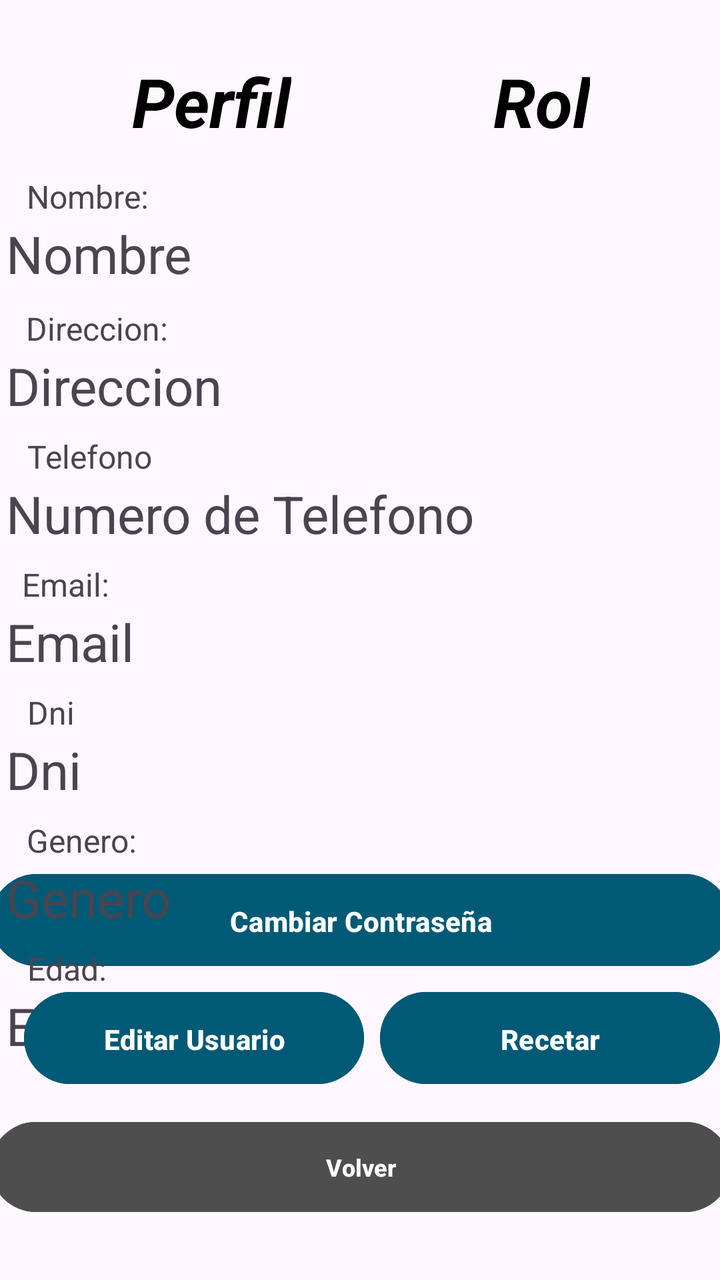
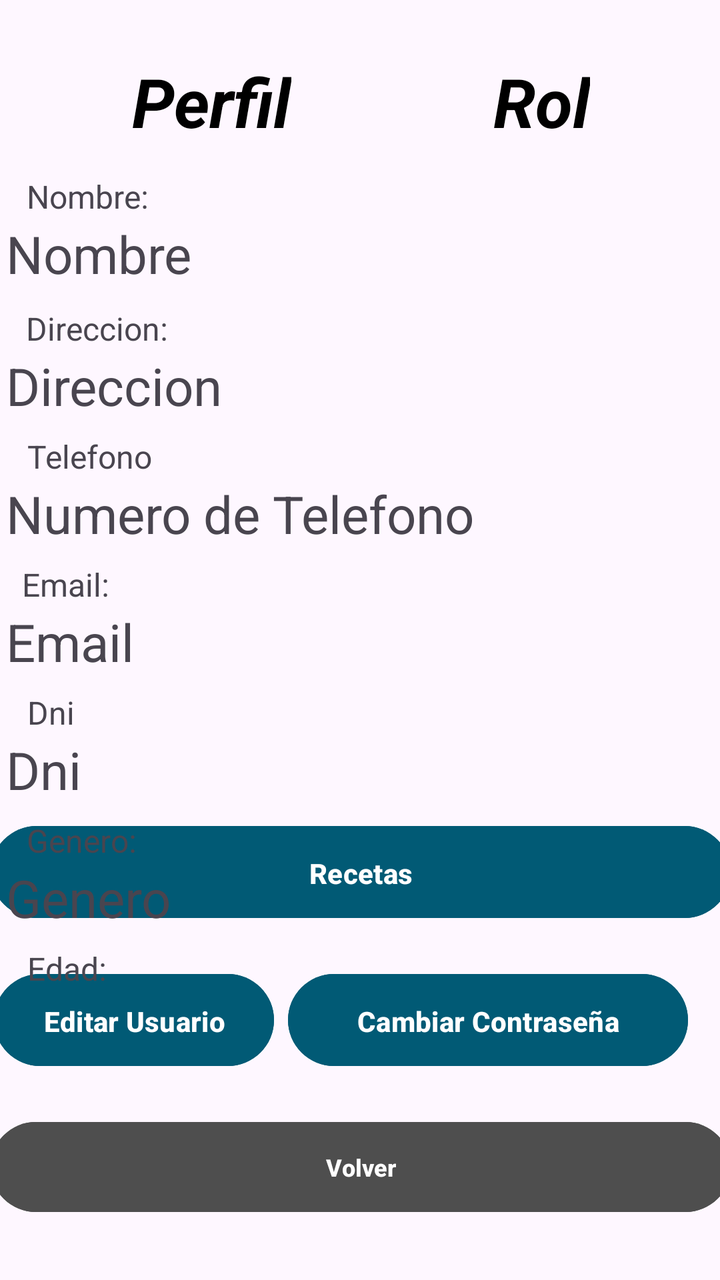

Before-and-after screenshots of an Android layout around one commit, followed by the original layout XML and the change that was made.
<!-- AndroidManifest.xml: application theme Theme.MobilesVC -->
<!-- res/layout/user_view.xml -->
<?xml version="1.0" encoding="utf-8"?>
<androidx.constraintlayout.widget.ConstraintLayout xmlns:android="http://schemas.android.com/apk/res/android"
    xmlns:app="http://schemas.android.com/apk/res-auto"
    xmlns:tools="http://schemas.android.com/tools"
    android:layout_width="match_parent"
    android:layout_height="match_parent">

    <androidx.constraintlayout.widget.ConstraintLayout
        android:layout_width="match_parent"
        android:layout_height="match_parent"
        tools:layout_editor_absoluteX="-40dp"
        tools:layout_editor_absoluteY="0dp">

        <Button
            android:id="@+id/vToEditPass"
            android:layout_width="370dp"
            android:layout_height="54dp"
            android:layout_marginBottom="70dp"
            android:backgroundTint="#015A75"
            android:paddingVertical="14dp"
            android:text="Cambiar Contraseña"
            android:textStyle="bold"
            app:layout_constraintBottom_toTopOf="@+id/vVolverPerfil"
            app:layout_constraintEnd_toEndOf="parent"
            app:layout_constraintStart_toStartOf="parent" />

        <TextView
            android:id="@+id/textView70"
            android:layout_width="wrap_content"
            android:layout_height="wrap_content"
            android:layout_marginTop="28dp"
            android:layout_marginEnd="35dp"
            android:fontFamily="sans-serif"
            android:text="Perfil"
            android:textColor="#000000"
            android:textSize="34sp"
            android:textStyle="bold|italic"
            app:layout_constraintEnd_toStartOf="@+id/textRol"
            app:layout_constraintStart_toStartOf="parent"
            app:layout_constraintTop_toTopOf="parent"
            tools:textSize="26sp" />

        <TextView
            android:id="@+id/vEdad"
            android:layout_width="364dp"
            android:layout_height="50dp"
            android:layout_marginStart="10dp"
            android:layout_marginTop="14dp"
            android:text="Edad"
            android:textSize="26sp"
            app:layout_constraintEnd_toEndOf="parent"
            app:layout_constraintHorizontal_bias="0.5"
            app:layout_constraintStart_toStartOf="parent"
            app:layout_constraintTop_toBottomOf="@+id/vGenero" />

        <TextView
            android:id="@+id/vGenero"
            android:layout_width="364dp"
            android:layout_height="50dp"
            android:layout_marginStart="10dp"
            android:layout_marginTop="14dp"
            android:text="Genero"
            android:textSize="26sp"
            app:layout_constraintEnd_toEndOf="parent"
            app:layout_constraintHorizontal_bias="0.50"
            app:layout_constraintStart_toStartOf="parent"
            app:layout_constraintTop_toBottomOf="@+id/vDni" />

        <TextView
            android:id="@+id/vDni"
            android:layout_width="364dp"
            android:layout_height="50dp"
            android:layout_marginStart="10dp"
            android:layout_marginTop="14dp"
            android:text="Dni"
            android:textSize="26sp"
            app:layout_constraintEnd_toEndOf="parent"
            app:layout_constraintHorizontal_bias="0.50"
            app:layout_constraintStart_toStartOf="parent"
            app:layout_constraintTop_toBottomOf="@+id/vEmail" />

        <TextView
            android:id="@+id/vEmail"
            android:layout_width="364dp"
            android:layout_height="50dp"
            android:layout_marginStart="10dp"
            android:layout_marginTop="14dp"
            android:text="Email"
            android:textSize="26sp"
            app:layout_constraintEnd_toEndOf="parent"
            app:layout_constraintHorizontal_bias="0.50"
            app:layout_constraintStart_toStartOf="parent"
            app:layout_constraintTop_toBottomOf="@+id/vTelefono" />

        <TextView
            android:id="@+id/vTelefono"
            android:layout_width="364dp"
            android:layout_height="50dp"
            android:layout_marginStart="10dp"
            android:layout_marginTop="14dp"
            android:text="Numero de Telefono"
            android:textSize="26sp"
            app:layout_constraintEnd_toEndOf="parent"
            app:layout_constraintHorizontal_bias="0.50"
            app:layout_constraintStart_toStartOf="parent"
            app:layout_constraintTop_toBottomOf="@+id/vDireccion" />

        <TextView
            android:id="@+id/vDireccion"
            android:layout_width="364dp"
            android:layout_height="50dp"
            android:layout_marginStart="10dp"
            android:layout_marginTop="16dp"
            android:text="Direccion"
            android:textSize="26sp"
            app:layout_constraintEnd_toEndOf="parent"
            app:layout_constraintHorizontal_bias="0.50"
            app:layout_constraintStart_toStartOf="parent"
            app:layout_constraintTop_toBottomOf="@+id/vNombre" />

        <Button
            android:id="@+id/vRecetar"
            android:layout_width="170dp"
            android:layout_height="54dp"
            android:layout_marginStart="20dp"
            android:layout_marginEnd="12dp"
            android:layout_marginBottom="11dp"
            android:backgroundTint="#015A75"
            android:paddingVertical="14dp"
            android:text="Recetar"
            android:textStyle="bold"
            app:layout_constraintBottom_toTopOf="@+id/vVolverPerfil"
            app:layout_constraintEnd_toEndOf="parent"
            app:layout_constraintStart_toEndOf="@+id/vToEditUsuario" />

        <Button
            android:id="@+id/vToEditUsuario"
            android:layout_width="170dp"
            android:layout_height="54dp"
            android:layout_marginStart="12dp"
            android:layout_marginBottom="11dp"
            android:backgroundTint="#015A75"
            android:paddingVertical="14dp"
            android:text="Editar Usuario"
            android:textStyle="bold"
            app:layout_constraintBottom_toTopOf="@+id/vVolverPerfil"
            app:layout_constraintStart_toStartOf="parent" />

        <TextView
            android:id="@+id/textRol"
            android:layout_width="wrap_content"
            android:layout_height="wrap_content"
            android:layout_marginTop="28dp"
            android:layout_marginEnd="65dp"
            android:fontFamily="sans-serif"
            android:text="Rol"
            android:textColor="#000000"
            android:textSize="34sp"
            android:textStyle="bold|italic"
            app:layout_constraintEnd_toEndOf="parent"
            app:layout_constraintTop_toTopOf="parent"
            tools:textSize="26sp" />

        <Button
            android:id="@+id/vVolverPerfil"
            android:layout_width="370dp"
            android:layout_height="53dp"
            android:layout_marginHorizontal="24dp"
            android:layout_marginStart="13dp"
            android:layout_marginEnd="13dp"
            android:layout_marginBottom="30dp"
            android:backgroundTint="#4E4E4E"
            android:paddingVertical="10dp"
            android:text="Volver"
            android:textSize="12sp"
            android:textStyle="bold"
            android:visibility="visible"
            app:layout_constraintBottom_toBottomOf="parent"
            app:layout_constraintEnd_toEndOf="parent"
            app:layout_constraintStart_toStartOf="parent" />

        <TextView
            android:id="@+id/vNombre"
            android:layout_width="364dp"
            android:layout_height="50dp"
            android:layout_marginStart="10dp"
            android:layout_marginTop="36dp"
            android:text="Nombre"
            android:textSize="26sp"
            app:layout_constraintEnd_toEndOf="parent"
            app:layout_constraintStart_toStartOf="parent"
            app:layout_constraintTop_toBottomOf="@+id/textRol" />

        <TextView
            android:id="@+id/textView14"
            android:layout_width="65dp"
            android:layout_height="22dp"
            android:text="Nombre:"
            android:textSize="16sp"
            app:layout_constraintBottom_toTopOf="@+id/vNombre"
            app:layout_constraintEnd_toEndOf="parent"
            app:layout_constraintHorizontal_bias="0.045"
            app:layout_constraintStart_toStartOf="parent"
            app:layout_constraintTop_toTopOf="parent"
            app:layout_constraintVertical_bias="1.0" />

        <TextView
            android:id="@+id/textView16"
            android:layout_width="75dp"
            android:layout_height="22dp"
            android:text="Direccion:"
            android:textSize="16sp"
            app:layout_constraintBottom_toTopOf="@+id/vDireccion"
            app:layout_constraintEnd_toEndOf="parent"
            app:layout_constraintHorizontal_bias="0.046"
            app:layout_constraintStart_toStartOf="parent"
            app:layout_constraintTop_toTopOf="parent"
            app:layout_constraintVertical_bias="1.0" />

        <TextView
            android:id="@+id/textView17"
            android:layout_width="66dp"
            android:layout_height="22dp"
            android:text="Telefono:"
            android:textSize="16sp"
            app:layout_constraintBottom_toTopOf="@+id/vTelefono"
            app:layout_constraintEnd_toEndOf="parent"
            app:layout_constraintHorizontal_bias="0.046"
            app:layout_constraintStart_toStartOf="parent"
            app:layout_constraintTop_toTopOf="parent"
            app:layout_constraintVertical_bias="1.0" />

        <TextView
            android:id="@+id/textView18"
            android:layout_width="50dp"
            android:layout_height="22dp"
            android:text="Email:"
            android:textSize="16sp"
            app:layout_constraintBottom_toTopOf="@+id/vEmail"
            app:layout_constraintEnd_toEndOf="parent"
            app:layout_constraintHorizontal_bias="0.036"
            app:layout_constraintStart_toStartOf="parent"
            app:layout_constraintTop_toTopOf="parent"
            app:layout_constraintVertical_bias="1.0" />

        <TextView
            android:id="@+id/textView19"
            android:layout_width="27dp"
            android:layout_height="22dp"
            android:text="Dni:"
            android:textSize="16sp"
            app:layout_constraintBottom_toTopOf="@+id/vDni"
            app:layout_constraintEnd_toEndOf="parent"
            app:layout_constraintHorizontal_bias="0.041"
            app:layout_constraintStart_toStartOf="parent"
            app:layout_constraintTop_toTopOf="parent"
            app:layout_constraintVertical_bias="1.0" />

        <TextView
            android:id="@+id/textView20"
            android:layout_width="55dp"
            android:layout_height="22dp"
            android:text="Genero:"
            android:textSize="16sp"
            app:layout_constraintBottom_toTopOf="@+id/vGenero"
            app:layout_constraintEnd_toEndOf="parent"
            app:layout_constraintHorizontal_bias="0.044"
            app:layout_constraintStart_toStartOf="parent"
            app:layout_constraintTop_toTopOf="parent"
            app:layout_constraintVertical_bias="1.0" />

        <TextView
            android:id="@+id/textView21"
            android:layout_width="40dp"
            android:layout_height="22dp"
            android:text="Edad:"
            android:textSize="16sp"
            app:layout_constraintBottom_toTopOf="@+id/vEdad"
            app:layout_constraintEnd_toEndOf="parent"
            app:layout_constraintHorizontal_bias="0.043"
            app:layout_constraintStart_toStartOf="parent"
            app:layout_constraintTop_toTopOf="parent"
            app:layout_constraintVertical_bias="1.0" />
    </androidx.constraintlayout.widget.ConstraintLayout>

</androidx.constraintlayout.widget.ConstraintLayout>
<!-- resources referenced by this layout -->
<resources>
  <style name="Theme.MobilesVC" parent="Base.Theme.MobilesVC" />
  <style name="Base.Theme.MobilesVC" parent="Theme.Material3.DayNight.NoActionBar">
          
          
      </style>
</resources>

<!-- the commit's change to res/layout/user_view.xml (unified diff, before → after) -->
@@ -12,17 +12,30 @@
         tools:layout_editor_absoluteY="0dp">
 
         <Button
-            android:id="@+id/vToEditPass"
+            android:id="@+id/vToRecetas"
             android:layout_width="370dp"
             android:layout_height="54dp"
-            android:layout_marginBottom="70dp"
+            android:layout_marginBottom="20dp"
+            android:backgroundTint="#015A75"
+            android:paddingVertical="14dp"
+            android:text="Recetas"
+            android:textStyle="bold"
+            app:layout_constraintBottom_toTopOf="@+id/vToEditPass"
+            app:layout_constraintEnd_toEndOf="parent"
+            app:layout_constraintStart_toStartOf="parent" />
+
+        <Button
+            android:id="@+id/vToEditPass"
+            android:layout_width="200dp"
+            android:layout_height="54dp"
+            android:layout_marginEnd="16dp"
+            android:layout_marginBottom="20dp"
             android:backgroundTint="#015A75"
             android:paddingVertical="14dp"
             android:text="Cambiar Contraseña"
             android:textStyle="bold"
             app:layout_constraintBottom_toTopOf="@+id/vVolverPerfil"
-            app:layout_constraintEnd_toEndOf="parent"
-            app:layout_constraintStart_toStartOf="parent" />
+            app:layout_constraintEnd_toEndOf="parent" />
 
         <TextView
             android:id="@+id/textView70"
@@ -119,31 +132,18 @@
             app:layout_constraintTop_toBottomOf="@+id/vNombre" />
 
         <Button
-            android:id="@+id/vRecetar"
-            android:layout_width="170dp"
+            android:id="@+id/vToEditUsuario"
+            android:layout_width="140dp"
             android:layout_height="54dp"
             android:layout_marginStart="20dp"
-            android:layout_marginEnd="12dp"
-            android:layout_marginBottom="11dp"
-            android:backgroundTint="#015A75"
-            android:paddingVertical="14dp"
-            android:text="Recetar"
-            android:textStyle="bold"
-            app:layout_constraintBottom_toTopOf="@+id/vVolverPerfil"
-            app:layout_constraintEnd_toEndOf="parent"
-            app:layout_constraintStart_toEndOf="@+id/vToEditUsuario" />
-
-        <Button
-            android:id="@+id/vToEditUsuario"
-            android:layout_width="170dp"
-            android:layout_height="54dp"
-            android:layout_marginStart="12dp"
-            android:layout_marginBottom="11dp"
+            android:layout_marginEnd="31dp"
+            android:layout_marginBottom="20dp"
             android:backgroundTint="#015A75"
             android:paddingVertical="14dp"
             android:text="Editar Usuario"
             android:textStyle="bold"
             app:layout_constraintBottom_toTopOf="@+id/vVolverPerfil"
+            app:layout_constraintEnd_toStartOf="@+id/vToEditPass"
             app:layout_constraintStart_toStartOf="parent" />
 
         <TextView
